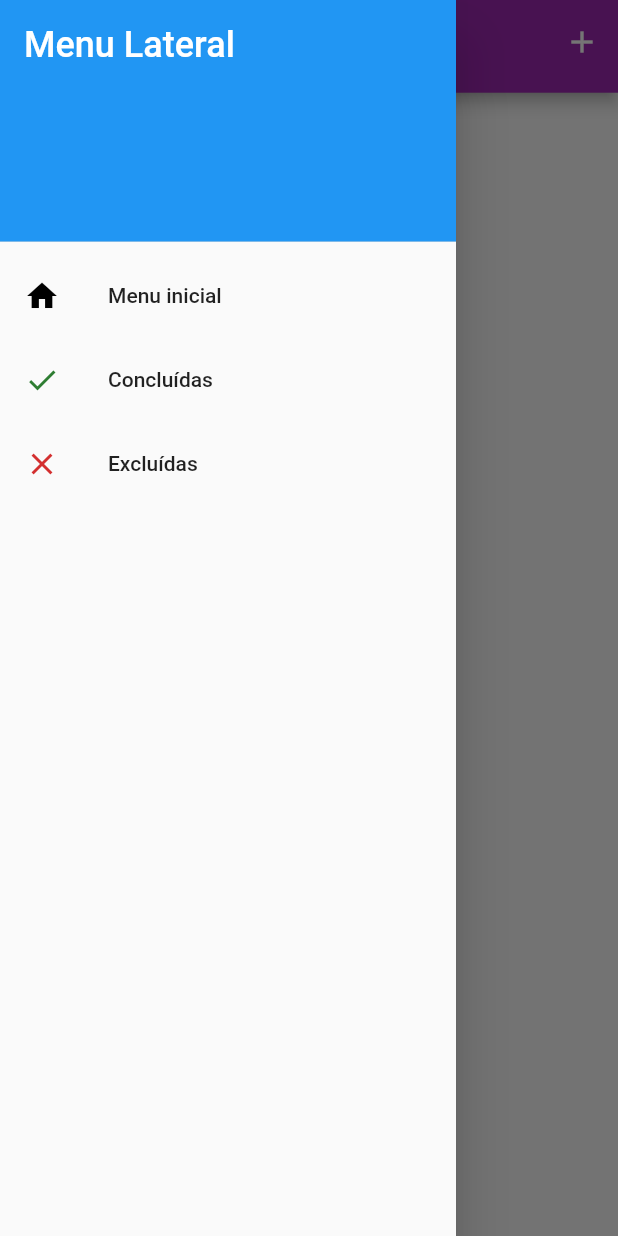
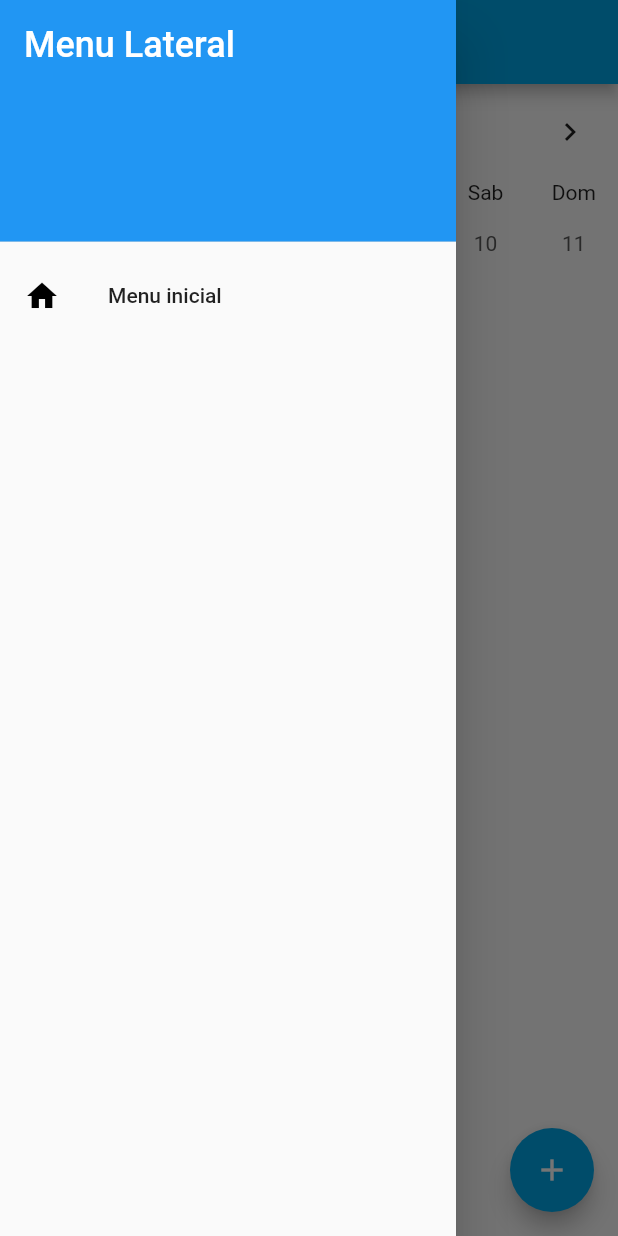
Before and after one commit to Francisco1669/Agenda, a Flutter app: the screen it shows after launch, with the side drawer open, on a phone screen of 412 x 824 dp. Run offline on Flutter 3.47's test engine with Material 2 defaults, Android fonts, the phone set to English and light mode, and no system bars; drawn by our look-alikes of table_calendar.

Commit message:
Adicionando um calendário ao aplicativo, com alterações pendentes

```diff
--- a/agenda/lib/main.dart
+++ b/agenda/lib/main.dart
@@ -1,7 +1,6 @@
 import 'package:agenda/model/tasks.dart';
-import 'package:agenda/views/done_tasks.dart';
-import 'package:agenda/views/initialPage.dart';
-import 'package:agenda/widgets/task.dart';
+import 'package:agenda/theme/palette.dart';
+import 'package:agenda/views/initial_page.dart';
 import 'package:flutter/material.dart';
 import 'package:provider/provider.dart';
 
@@ -22,15 +21,12 @@ class MyApp extends StatelessWidget {
         initialRoute: '/',
         routes: {
           '/': (context) => const InitialPage(),
-          '/tasksDone': (context) => const DoneTasks()
         },
         title: 'ToDo List',
         theme: ThemeData(
           primarySwatch: Colors.blue,
           appBarTheme: const AppBarTheme(
-            centerTitle: true,
-            backgroundColor: Colors.purple,
-          ),
+              centerTitle: true, backgroundColor: Palette.colorPri),
         ));
   }
 }
--- a/agenda/lib/model/tasks.dart
+++ b/agenda/lib/model/tasks.dart
@@ -1,12 +1,13 @@
-import 'package:agenda/widgets/task.dart';
+import 'package:agenda/widgets/task_widget.dart';
 import 'package:flutter/material.dart';
 
 class Tasks extends ChangeNotifier {
-  List<Task> tasks;
+  List<TaskWidget> tasks;
 
   Tasks({this.tasks = const []});
 
-  void addTask(Task task) {
+  void addTask(TaskWidget task, DateTime date) {
+    task.date = date;
     tasks.add(task);
     notifyListeners();
   }
--- a/agenda/lib/views/initialPage.dart
+++ /dev/null
@@ -1,67 +0,0 @@
-// ignore: file_names
-// ignore: file_names
-import 'package:agenda/model/tasks.dart';
-import 'package:agenda/theme/palette.dart';
-import 'package:agenda/widgets/appbar.dart';
-import 'package:agenda/widgets/drawer.dart';
-import 'package:agenda/widgets/task.dart';
-import 'package:flutter/material.dart';
-import 'package:provider/provider.dart';
-
-class InitialPage extends StatefulWidget {
-  const InitialPage({super.key});
-
-  @override
-  State<InitialPage> createState() => _InitialPageState();
-}
-
-class _InitialPageState extends State<InitialPage> {
-  TextEditingController taskNameController = TextEditingController();
-
-  @override
-  Widget build(BuildContext context) {
-    return LayoutBuilder(
-      builder: (BuildContext context, constraints) {
-        return Scaffold(
-          drawer: const MyDrawer(),
-          appBar: PreferredSize(
-              preferredSize: Size(
-                  constraints.maxWidth * 0.1, constraints.maxHeight * 0.075),
-              child: const DefaultBar()),
-          body: Consumer<Tasks>(
-            builder: (BuildContext context, Tasks list, _) {
-              return ListView.builder(
-                shrinkWrap: true,
-                itemCount: list.tasks.length,
-                itemBuilder: (context, index) {
-                  final listItem = list.tasks[index];
-                  return Dismissible(
-                    key: ValueKey<Task>(list.tasks[index]),
-                    secondaryBackground: Container(
-                      color: Palette.doneGreen,
-                      child: const Icon(Icons.done, color: Palette.whiteColor),
-                    ),
-                    background: Container(
-                      color: Palette.closeRed,
-                      child: const Icon(
-                        Icons.delete,
-                        color: Palette.whiteColor,
-                      ),
-                    ),
-                    onDismissed: ((DismissDirection direction) {
-                      setState(() {
-                        final int index = list.tasks.indexOf(listItem);
-                        list.tasks.removeAt(index);
-                      });
-                    }),
-                    child: Task(tarefa: listItem.tarefa),
-                  );
-                },
-              );
-            },
-          ),
-        );
-      },
-    );
-  }
-}
--- /dev/null
+++ b/agenda/lib/views/initial_page.dart
@@ -0,0 +1,277 @@
+import 'package:agenda/model/tasks.dart';
+import 'package:agenda/theme/palette.dart';
+import 'package:agenda/widgets/drawer.dart';
+import 'package:agenda/widgets/task_widget.dart';
+import 'package:flutter/material.dart';
+import 'package:provider/provider.dart';
+import 'package:table_calendar/table_calendar.dart';
+
+var now = DateTime.now();
+var firstDay = DateTime(now.year, now.month - 3, now.day);
+var lastDay = DateTime(now.year, now.month + 3, now.day);
+CalendarFormat format = CalendarFormat.week;
+
+var focusedDay = DateTime.now();
+var selectedDay = DateTime.now();
+
+bool load = false;
+List<Tasks> taskss = [];
+
+class InitialPage extends StatefulWidget {
+  const InitialPage({super.key});
+
+  @override
+  State<InitialPage> createState() => _InitialPageState();
+}
+
+class _InitialPageState extends State<InitialPage> {
+  TextEditingController taskNameController = TextEditingController();
+
+  Map<DateTime, List<TaskWidget>> tasksSelected = {};
+
+  @override
+  void initState() {
+    tasksSelected = {};
+    super.initState();
+  }
+
+  List<TaskWidget> _getTasksfromDay(DateTime date) {
+    return tasksSelected[date] ?? [];
+  }
+
+  @override
+  void dispose() {
+    super.dispose();
+    taskNameController.dispose();
+  }
+
+  @override
+  Widget build(BuildContext context) {
+    return LayoutBuilder(
+      builder: (BuildContext context, constraints) {
+        return Scaffold(
+          floatingActionButton: FloatingActionButton(
+              backgroundColor: Palette.colorPri,
+              onPressed: () {
+                showDialog(
+                  context: context,
+                  builder: (BuildContext context) {
+                    return AlertDialog(
+                      title: const Text('Criar atividade'),
+                      content: SizedBox(
+                        height: 130,
+                        child: Column(
+                          children: [
+                            TextFormField(
+                              controller: taskNameController,
+                              decoration: const InputDecoration(
+                                  prefixIcon: Icon(Icons.task),
+                                  hintText: "Limpar o quarto",
+                                  border: OutlineInputBorder(
+                                      borderRadius: BorderRadius.all(
+                                          Radius.circular(12))),
+                                  fillColor: Palette.colorPri,
+                                  focusColor: Palette.colorPri),
+                            ),
+                            const SizedBox(
+                              height: 30,
+                            ),
+                          ],
+                        ),
+                      ),
+                      actions: <Widget>[
+                        Row(
+                          mainAxisAlignment: MainAxisAlignment.spaceAround,
+                          children: [
+                            TextButton(
+                              onPressed: () {
+                                Navigator.of(context).pop();
+                              },
+                              child: const Text(
+                                'Fechar',
+                                style: TextStyle(color: Palette.closeRed),
+                              ),
+                            ),
+                            Consumer<Tasks>(
+                              builder: (BuildContext context, Tasks list, _) {
+                                return ElevatedButton(
+                                  style: const ButtonStyle(
+                                      backgroundColor: MaterialStatePropertyAll(
+                                          Palette.colorSec)),
+                                  onPressed: () {
+                                    if (taskNameController.text.isEmpty) {
+                                      ScaffoldMessenger.of(context)
+                                          .showSnackBar(
+                                        SnackBar(
+                                          action: SnackBarAction(
+                                              label: 'Desfazer',
+                                              onPressed: () {}),
+                                          content: Text(
+                                            'Este campo não pode ser nulo',
+                                            style: Theme.of(context)
+                                                .textTheme
+                                                .bodyMedium!
+                                                .copyWith(
+                                                    color: Palette.whiteColor),
+                                          ),
+                                        ),
+                                      );
+                                    } else {
+                                      TaskWidget novaTarefa = TaskWidget(
+                                        tarefa: taskNameController.text,
+                                        date: selectedDay,
+                                      );
+                                      list.addTask(novaTarefa,
+                                          selectedDay); // Passa a data selecionada
+                                      Navigator.of(context).pop();
+                                    }
+                                  },
+                                  child: const Text('Adicionar'),
+                                );
+                              },
+                            )
+                          ],
+                        )
+                      ],
+                    );
+                  },
+                );
+              },
+              child: (const Icon(Icons.add))),
+          drawer: const MyDrawer(),
+          appBar: AppBar(
+            title: const Text('Agenda'),
+          ),
+          body: Column(
+            children: [
+              TableCalendar(
+                eventLoader: _getTasksfromDay,
+                onDaySelected: (newSelectedDay, newFocusedDay) {
+                  setState(() {
+                    selectedDay = newSelectedDay;
+                    focusedDay = newFocusedDay;
+                  });
+                },
+                selectedDayPredicate: (day) => isSameDay(day, selectedDay),
+                calendarStyle: const CalendarStyle(
+                    selectedDecoration: BoxDecoration(
+                        color: Palette.mediumGrey, shape: BoxShape.circle)),
+                focusedDay: now,
+                firstDay: firstDay,
+                lastDay: lastDay,
+                calendarFormat: format,
+                startingDayOfWeek: StartingDayOfWeek.monday,
+                availableCalendarFormats: const {
+                  CalendarFormat.month: 'Mes',
+                  CalendarFormat.week: 'Semana',
+                  CalendarFormat.twoWeeks: '2 semanas'
+                },
+                headerStyle: const HeaderStyle(
+                    formatButtonShowsNext: false, formatButtonVisible: false),
+                calendarBuilders: CalendarBuilders(
+                  dowBuilder: (context, day) {
+                    String text;
+                    if (day.weekday == DateTime.sunday) {
+                      text = 'Dom';
+                    } else if (day.weekday == DateTime.monday) {
+                      text = 'Seg';
+                    } else if (day.weekday == DateTime.tuesday) {
+                      text = 'Ter';
+                    } else if (day.weekday == DateTime.wednesday) {
+                      text = 'Qua';
+                    } else if (day.weekday == DateTime.thursday) {
+                      text = 'Qui';
+                    } else if (day.weekday == DateTime.friday) {
+                      text = 'Sex';
+                    } else if (day.weekday == DateTime.saturday) {
+                      text = 'Sab';
+                    } else {
+                      text = 'err';
+                    }
+                    return Center(
+                      child: Text(text),
+                    );
+                  },
+                ),
+              ),
+              Consumer<Tasks>(
+                builder: (BuildContext context, Tasks list, _) {
+                  return ListView.builder(
+                    shrinkWrap: true,
+                    itemCount: list.tasks.length,
+                    itemBuilder: (context, index) {
+                      final listItem = list.tasks[index];
+                      return Consumer(
+                          builder: (BuildContext context, Tasks list, child) {
+                        return Dismissible(
+                          key: ValueKey<TaskWidget>(list.tasks[index]),
+                          secondaryBackground: Container(
+                            color: Palette.doneGreen,
+                            child: const Icon(Icons.done,
+                                color: Palette.whiteColor),
+                          ),
+                          background: Container(
+                            color: Palette.closeRed,
+                            child: const Icon(
+                              Icons.delete,
+                              color: Palette.whiteColor,
+                            ),
+                          ),
+                          onDismissed: ((DismissDirection direction) {
+                            setState(() {
+                              final int index = list.tasks.indexOf(listItem);
+                              list.tasks.removeAt(index);
+                            });
+                          }),
+                          child: TaskWidget(
+                            tarefa: listItem.tarefa,
+                            date: DateTime.now(),
+                          ),
+                        );
+                      });
+                    },
+                  );
+                },
+              ),
+            ],
+          ),
+        );
+      },
+    );
+  }
+
+  Consumer<Tasks> criarTarefa() {
+    return Consumer<Tasks>(
+      builder: (BuildContext context, Tasks list, _) {
+        return ElevatedButton(
+          style: const ButtonStyle(
+              backgroundColor: MaterialStatePropertyAll(Palette.colorSec)),
+          onPressed: () {
+            if (taskNameController.text.isEmpty) {
+              ScaffoldMessenger.of(context).showSnackBar(
+                SnackBar(
+                  action: SnackBarAction(label: 'Desfazer', onPressed: () {}),
+                  content: Text(
+                    'Este campo não pode ser nulo',
+                    style: Theme.of(context)
+                        .textTheme
+                        .bodyMedium!
+                        .copyWith(color: Palette.whiteColor),
+                  ),
+                ),
+              );
+            } else {
+              TaskWidget novaTarefa = TaskWidget(
+                tarefa: taskNameController.text,
+                date: selectedDay,
+              );
+              list.addTask(novaTarefa, selectedDay); // Passa a data selecionada
+              Navigator.of(context).pop();
+            }
+          },
+          child: const Text('Adicionar'),
+        );
+      },
+    );
+  }
+}
--- a/agenda/lib/widgets/appbar.dart
+++ /dev/null
@@ -1,87 +0,0 @@
-import 'package:agenda/model/tasks.dart';
-import 'package:agenda/theme/Palette.dart';
-import 'package:agenda/views/initialPage.dart';
-import 'package:agenda/widgets/task.dart';
-import 'package:flutter/material.dart';
-import 'package:provider/provider.dart';
-
-class DefaultBar extends StatefulWidget {
-  const DefaultBar({super.key});
-
-  @override
-  State<DefaultBar> createState() => _DefaultBarState();
-}
-
-class _DefaultBarState extends State<DefaultBar> {
-  TextEditingController taskNameController = TextEditingController();
-  late InitialPage initial;
-  @override
-  Widget build(BuildContext context) {
-    Tasks tasksProvider = Provider.of<Tasks>(context, listen: true);
-    return AppBar(
-      title: const Text("Agenda"),
-      actions: <Widget>[
-        IconButton(
-          icon: const Icon(Icons.add),
-          onPressed: () {
-            showDialog(
-              context: context,
-              builder: (BuildContext context) {
-                return AlertDialog(
-                  title: const Text('Criar atividade'),
-                  content: SizedBox(
-                    height: 130,
-                    child: Column(
-                      children: [
-                        TextField(
-                          controller: taskNameController,
-                          decoration: const InputDecoration(
-                              prefixIcon: Icon(Icons.task),
-                              hintText: "Limpar o quarto",
-                              border: OutlineInputBorder(
-                                  borderRadius:
-                                      BorderRadius.all(Radius.circular(12))),
-                              fillColor: Palette.colorPri,
-                              focusColor: Palette.colorPri),
-                        ),
-                        const SizedBox(
-                          height: 30,
-                        ),
-                      ],
-                    ),
-                  ),
-                  actions: <Widget>[
-                    Row(
-                      mainAxisAlignment: MainAxisAlignment.spaceAround,
-                      children: [
-                        TextButton(
-                          onPressed: () {
-                            Navigator.of(context).pop();
-                          },
-                          child: const Text('Fechar'),
-                        ),
-                        Consumer<Tasks>(
-                          builder: (BuildContext context, Tasks list, _) {
-                            return ElevatedButton(
-                              onPressed: () {
-                                Task novaTarefa =
-                                    Task(tarefa: taskNameController.text);
-                                list.addTask(novaTarefa);
-                                Navigator.of(context).pop();
-                              },
-                              child: const Text('Adicionar'),
-                            );
-                          },
-                        )
-                      ],
-                    )
-                  ],
-                );
-              },
-            );
-          },
-        ),
-      ],
-    );
-  }
-}
--- a/agenda/lib/widgets/drawer.dart
+++ b/agenda/lib/widgets/drawer.dart
@@ -29,22 +29,6 @@ class MyDrawer extends StatelessWidget {
             title: const Text('Menu inicial'),
             onTap: () {},
           ),
-          ListTile(
-            leading: Icon(
-              Icons.done,
-              color: Colors.green[800],
-            ),
-            title: const Text('Concluídas'),
-            onTap: () {},
-          ),
-          ListTile(
-            leading: Icon(
-              Icons.close,
-              color: Colors.red[700],
-            ),
-            title: const Text('Excluídas'),
-            onTap: () {},
-          ),
         ],
       ),
     );
--- a/agenda/pubspec.yaml
+++ b/agenda/pubspec.yaml
@@ -36,6 +36,7 @@ dependencies:
   # Use with the CupertinoIcons class for iOS style icons.
   cupertino_icons: ^1.0.2
   provider: ^6.0.5
+  table_calendar: ^3.0.9
 
 dev_dependencies:
   flutter_test:
```
Also changed, not shown: agenda/lib/views/done_tasks.dart (deleted, +0 -15 lines), agenda/lib/views/tasks_not_done.dart (deleted, +0 -15 lines), agenda/lib/widgets/task_widget.dart (renamed from agenda/lib/widgets/task.dart, +7 -6 lines), agenda/pubspec.lock, 2 other files.
